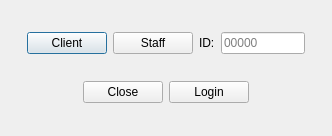
Above: interface/logindialog.ui from ArclightEntertainment/arclight-placeholder before the change. Below: the same form after it.
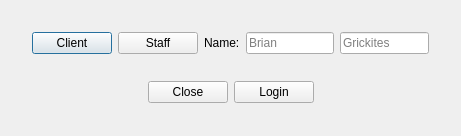
That is the form after the change.

```diff
--- a/interface/logindialog.ui
+++ b/interface/logindialog.ui
@@ -6,7 +6,7 @@
    <rect>
     <x>0</x>
     <y>0</y>
-    <width>332</width>
+    <width>461</width>
     <height>136</height>
    </rect>
   </property>
@@ -46,14 +46,21 @@
      <item>
       <widget class="QLabel" name="idLabel">
        <property name="text">
-        <string>ID:</string>
+        <string>Name:</string>
        </property>
       </widget>
      </item>
      <item>
       <widget class="QLineEdit" name="idLineEdit">
        <property name="placeholderText">
-        <string>00000</string>
+        <string>Brian</string>
+       </property>
+      </widget>
+     </item>
+     <item>
+      <widget class="QLineEdit" name="lNameLineEdit">
+       <property name="placeholderText">
+        <string>Grickites</string>
        </property>
       </widget>
      </item>
```
Left out of the diff: 4 changed lines with no effect on the pictures.
